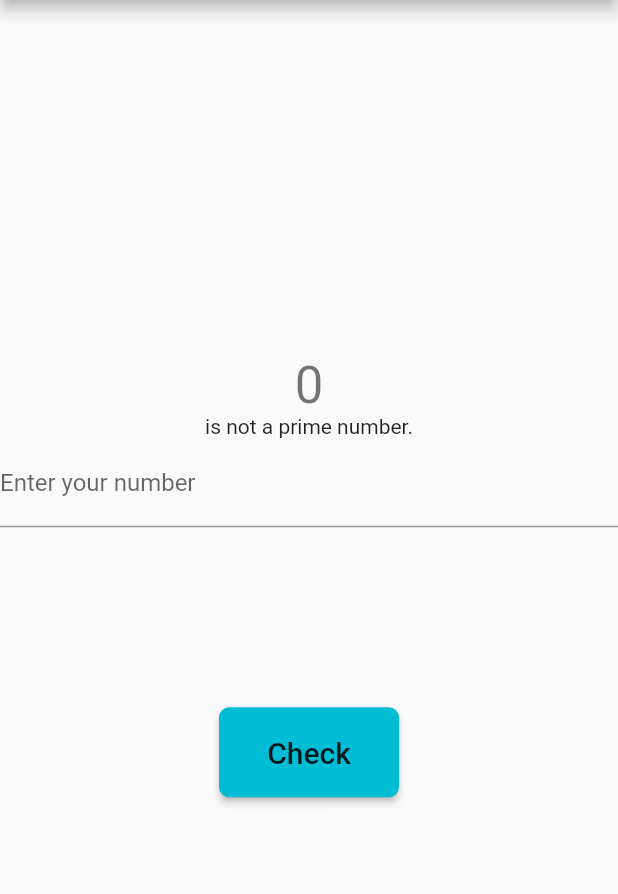
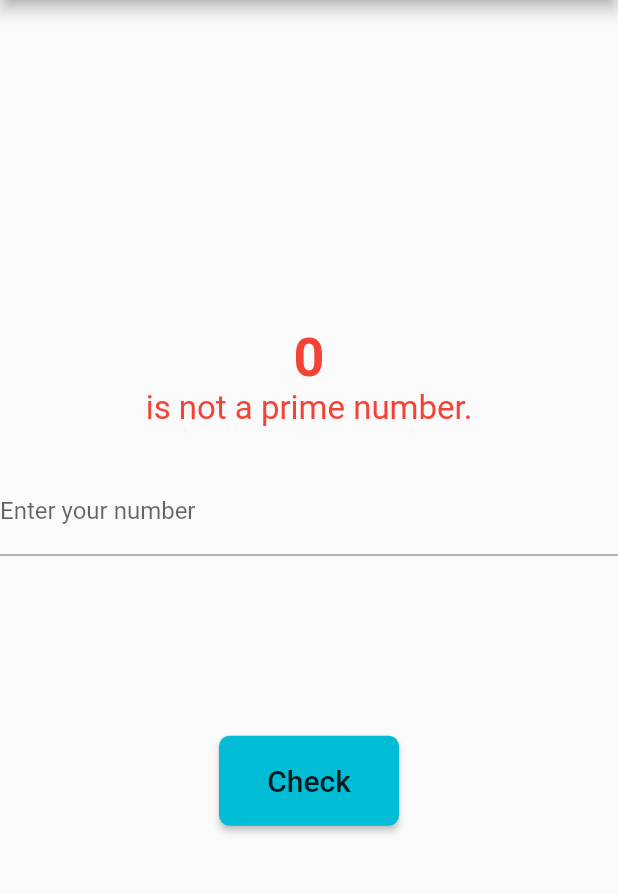
Before and after one commit to PiotrZPL/PrimeCheck-android, a Flutter app: the screen it shows after launch, on a phone screen of 412 x 824 dp, the part 84-978 px from its top. Run offline on Flutter 3.47's test engine with Material 2 defaults, Android fonts, the phone set to English and light mode, and no system bars.

Commit message:
Added text colours

```diff
--- a/lib/main.dart
+++ b/lib/main.dart
@@ -67,12 +67,6 @@
 
   @override
   Widget build(BuildContext context) {
-    // This method is rerun every time setState is called, for instance as done
-    // by the _incrementCounter method above.
-    //
-    // The Flutter framework has been optimized to make rerunning build methods
-    // fast, so that you can just rebuild anything that needs updating rather
-    // than having to individually change instances of widgets.
     return Scaffold(
       appBar: AppBar(
         // Here we take the value from the MyHomePage object that was created by
@@ -87,15 +81,41 @@
           mainAxisAlignment: MainAxisAlignment.center,
           children: <Widget>[
             Text(
-              '$_number',
-              style: Theme.of(context).textTheme.headline4,
+              "$_number",
+              style: TextStyle(
+                color: _isPrime ? Colors.green : Colors.red,
+                fontSize: 36,
+                fontWeight: FontWeight.bold,
+              ),
             ),
             if (_isPrime)
-              const Text("is a prime number.")
+              const Text(
+                "is a prime number.",
+                style: TextStyle(
+                  color: Colors.green,
+                  fontSize: 22,
+                ),
+              )
             else
-              const Text("is not a prime number."),
+              const Text(
+                "is not a prime number.",
+                style: TextStyle(
+                  color: Colors.red,
+                  fontSize: 22,
+                ),
+              ),
             if (_numberThatDevides != 0)
-              Text("It can be devided by $_numberThatDevides."),
+              Text(
+                "It can be devided by $_numberThatDevides.",
+                style: const TextStyle(
+                  color: Colors.red,
+                  fontSize: 22,
+                ),
+              )
+            else
+              const SizedBox(
+                height: 26
+              ),
             TextField(
               decoration: const InputDecoration(labelText: "Enter your number"),
               controller: textFieldController,
```
